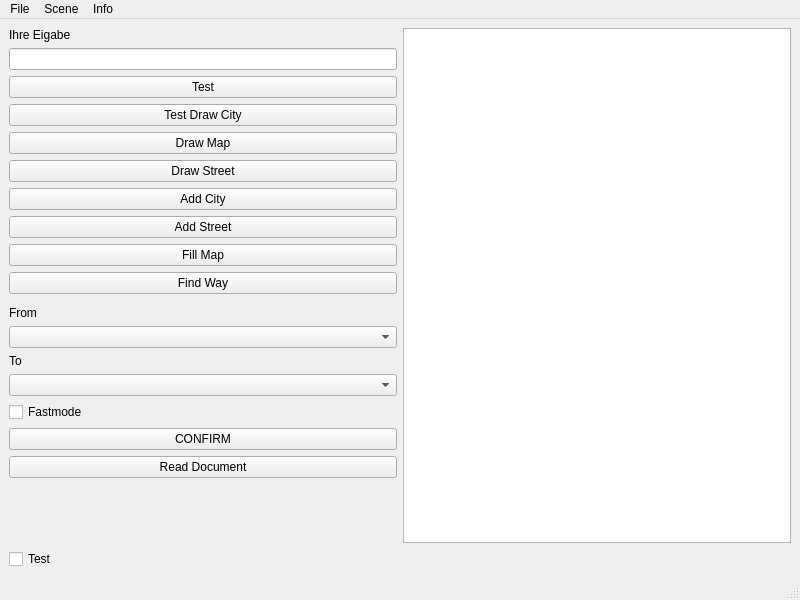
The window that Versuch9/mainwindow.ui (leonhartkun/rwth2025Ss-pi-versucht-zusammen) describes before a commit, drawn with Qt 5.
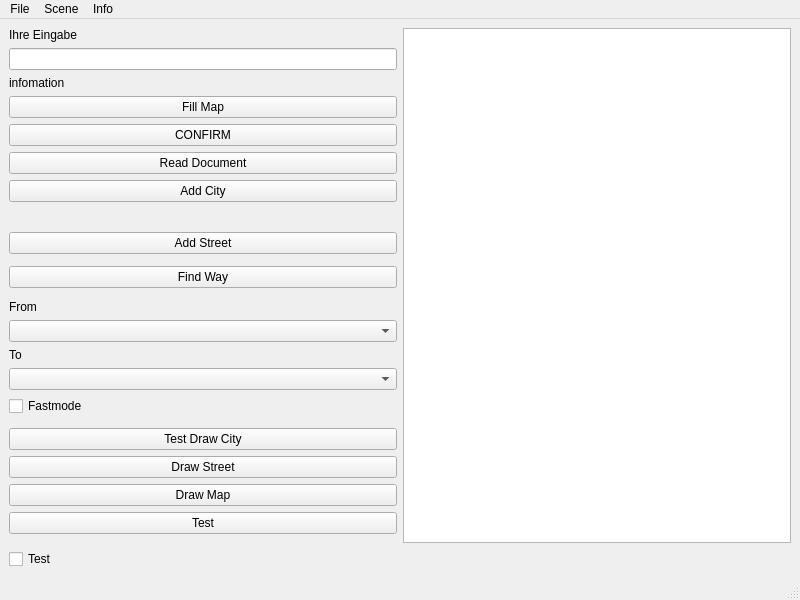
The same window after the commit. Custom widgets are drawn as their Qt base class.

Diff of the .ui file:
```diff
--- a/Versuch9/mainwindow.ui
+++ b/Versuch9/mainwindow.ui
@@ -15,102 +15,35 @@
   </property>
   <widget class="QWidget" name="centralwidget">
    <layout class="QGridLayout" name="gridLayout_2" columnstretch="1,1">
+    <item row="17" column="0">
+     <widget class="QLabel" name="to">
+      <property name="text">
+       <string>To</string>
+      </property>
+     </widget>
+    </item>
     <item row="19" column="0">
-     <widget class="QCheckBox" name="check_test">
+     <widget class="QCheckBox" name="fastmode">
       <property name="text">
-       <string>Test</string>
+       <string>Fastmode</string>
       </property>
      </widget>
     </item>
-    <item row="14" column="0">
-     <widget class="QComboBox" name="to_combo"/>
-    </item>
-    <item row="2" column="0">
-     <widget class="QPushButton" name="test">
-      <property name="toolTip">
-       <string>pushButton</string>
-      </property>
-      <property name="text">
-       <string>Test</string>
-      </property>
-     </widget>
-    </item>
-    <item row="12" column="0">
-     <widget class="QComboBox" name="from_combo"/>
-    </item>
-    <item row="7" column="0">
-     <widget class="QPushButton" name="add_street">
-      <property name="text">
-       <string>Add Street</string>
-      </property>
-     </widget>
-    </item>
-    <item row="8" column="0">
-     <widget class="QPushButton" name="fill_map">
-      <property name="text">
-       <string>Fill Map</string>
-      </property>
-     </widget>
-    </item>
-    <item row="9" column="0">
-     <widget class="QPushButton" name="find_way">
-      <property name="text">
-       <string>Find Way</string>
-      </property>
-     </widget>
-    </item>
-    <item row="0" column="1" rowspan="19">
-     <widget class="mouse_control" name="graphicsView"/>
-    </item>
-    <item row="16" column="0">
-     <widget class="QPushButton" name="confirm">
-      <property name="text">
-       <string>CONFIRM</string>
-      </property>
-     </widget>
-    </item>
-    <item row="11" column="0">
-     <widget class="QLabel" name="from">
-      <property name="text">
-       <string>From</string>
-      </property>
-     </widget>
-    </item>
-    <item row="5" column="0">
-     <widget class="QPushButton" name="draw_street">
-      <property name="text">
-       <string>Draw Street</string>
-      </property>
-     </widget>
-    </item>
-    <item row="3" column="0">
-     <widget class="QPushButton" name="test_draw_city">
-      <property name="enabled">
-       <bool>true</bool>
-      </property>
-      <property name="text">
-       <string>Test Draw City</string>
-      </property>
-      <property name="checkable">
-       <bool>false</bool>
-      </property>
-     </widget>
-    </item>
-    <item row="4" column="0">
+    <item row="23" column="0">
      <widget class="QPushButton" name="draw_map">
       <property name="text">
        <string>Draw Map</string>
       </property>
      </widget>
     </item>
-    <item row="6" column="0">
-     <widget class="QPushButton" name="add_city">
+    <item row="11" column="0">
+     <widget class="QPushButton" name="add_street">
       <property name="text">
-       <string>Add City</string>
+       <string>Add Street</string>
       </property>
      </widget>
     </item>
-    <item row="18" column="0">
+    <item row="26" column="0">
      <spacer name="verticalSpacer">
       <property name="orientation">
        <enum>Qt::Orientation::Vertical</enum>
@@ -123,13 +56,16 @@
       </property>
      </spacer>
     </item>
-    <item row="13" column="0">
-     <widget class="QLabel" name="to">
+    <item row="5" column="0">
+     <widget class="QPushButton" name="read_document">
       <property name="text">
-       <string>To</string>
+       <string>Read Document</string>
       </property>
      </widget>
     </item>
+    <item row="16" column="0">
+     <widget class="QComboBox" name="from_combo"/>
+    </item>
     <item row="1" column="0">
      <widget class="QLineEdit" name="lineEdit">
       <property name="clearButtonEnabled">
@@ -137,24 +73,95 @@
       </property>
      </widget>
     </item>
+    <item row="2" column="0">
+     <widget class="QLabel" name="info_eingabe">
+      <property name="text">
+       <string>infomation</string>
+      </property>
+     </widget>
+    </item>
+    <item row="0" column="1" rowspan="27">
+     <widget class="mouse_control" name="graphicsView"/>
+    </item>
+    <item row="24" column="0">
+     <widget class="QPushButton" name="test">
+      <property name="toolTip">
+       <string>pushButton</string>
+      </property>
+      <property name="text">
+       <string>Test</string>
+      </property>
+     </widget>
+    </item>
+    <item row="22" column="0">
+     <widget class="QPushButton" name="draw_street">
+      <property name="text">
+       <string>Draw Street</string>
+      </property>
+     </widget>
+    </item>
+    <item row="15" column="0">
+     <widget class="QLabel" name="from">
+      <property name="text">
+       <string>From</string>
+      </property>
+     </widget>
+    </item>
     <item row="0" column="0">
      <widget class="QLabel" name="label_eingabe">
       <property name="text">
-       <string>Ihre Eigabe</string>
+       <string>Ihre Eingabe</string>
       </property>
      </widget>
     </item>
-    <item row="17" column="0">
-     <widget class="QPushButton" name="read_document">
+    <item row="6" column="0">
+     <widget class="QPushButton" name="add_city">
       <property name="text">
-       <string>Read Document</string>
+       <string>Add City</string>
       </property>
      </widget>
     </item>
-    <item row="15" column="0">
-     <widget class="QCheckBox" name="fastmode">
+    <item row="27" column="0">
+     <widget class="QCheckBox" name="check_test">
       <property name="text">
-       <string>Fastmode</string>
+       <string>Test</string>
+      </property>
+     </widget>
+    </item>
+    <item row="13" column="0">
+     <widget class="QPushButton" name="find_way">
+      <property name="text">
+       <string>Find Way</string>
+      </property>
+     </widget>
+    </item>
+    <item row="21" column="0">
+     <widget class="QPushButton" name="test_draw_city">
+      <property name="enabled">
+       <bool>true</bool>
+      </property>
+      <property name="text">
+       <string>Test Draw City</string>
+      </property>
+      <property name="checkable">
+       <bool>false</bool>
+      </property>
+     </widget>
+    </item>
+    <item row="4" column="0">
+     <widget class="QPushButton" name="confirm">
+      <property name="text">
+       <string>CONFIRM</string>
+      </property>
+     </widget>
+    </item>
+    <item row="18" column="0">
+     <widget class="QComboBox" name="to_combo"/>
+    </item>
+    <item row="3" column="0">
+     <widget class="QPushButton" name="fill_map">
+      <property name="text">
+       <string>Fill Map</string>
       </property>
      </widget>
     </item>
```
